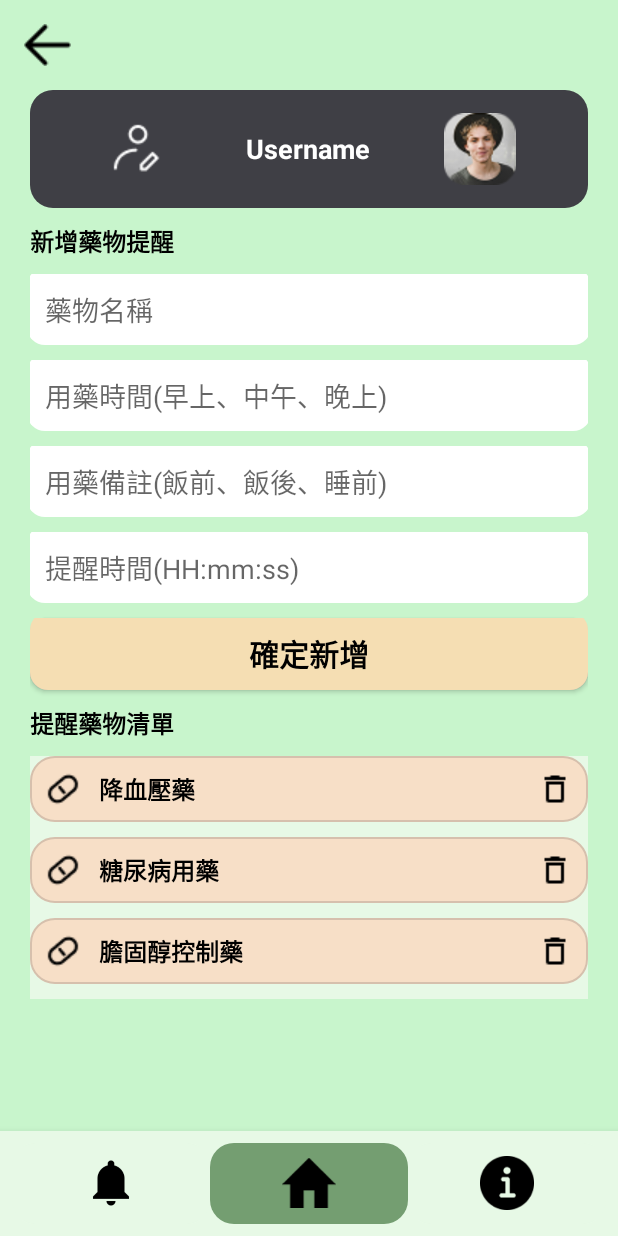
After one commit to AnHengHealthApp/app_AnHnegHealth, an Android app: the MedicationReminderFragment screen opened through its navigation route, on a phone screen of 412 x 824 dp. The commit adds this screen. Run offline under Robolectric (Android 15) with nearby library versions, the phone set to English and light mode, and no system bars; our stand-ins replace navigation-ui.

Commit message:
feat: Medication reminder page
Complete the medication reminder page, including the style of the recyclerview of the medication list below and the toast that will be sent to the user after pressing the add medication button.

```diff
--- a/app/src/main/java/com/example/ahhapp/HomeFragment.java
+++ b/app/src/main/java/com/example/ahhapp/HomeFragment.java
@@ -52,6 +52,13 @@ public class HomeFragment extends Fragment {
             navController.navigate(R.id.nav_ai_chat);
         });
 
+        //用藥提醒按鈕跳轉
+        Button btnMedicationReminder = view.findViewById(R.id.btnMedicationReminder);
+        btnMedicationReminder.setOnClickListener(v-> {
+            NavController navController = Navigation.findNavController(requireActivity(), R.id.nav_host_fragment);
+            navController.navigate(R.id.nav_medication_reminder);
+        });
+
         return view;// 傳回畫面
     }
 }
--- /dev/null
+++ b/app/src/main/java/com/example/ahhapp/MedicationReminderFragment.java
@@ -0,0 +1,70 @@
+package com.example.ahhapp;
+
+import android.os.Bundle;
+import android.view.LayoutInflater;
+import android.view.View;
+import android.view.ViewGroup;
+import android.widget.ImageView;
+import android.widget.LinearLayout;
+import android.widget.Toast;
+import android.widget.Button;
+
+import androidx.annotation.NonNull;
+import androidx.annotation.Nullable;
+import androidx.fragment.app.Fragment;
+import androidx.navigation.Navigation;
+import androidx.recyclerview.widget.LinearLayoutManager;
+import androidx.recyclerview.widget.RecyclerView;
+
+import java.util.ArrayList;
+import java.util.List;
+
+public class MedicationReminderFragment extends Fragment{
+    private RecyclerView recyclerView;
+    private MedicineReminderAdapter adapter;
+    private List<String> medicineList;
+    private LinearLayout etProfile;
+
+
+    // 空建構子
+    public MedicationReminderFragment() {
+
+    }
+
+    @Nullable
+    @Override
+    public View onCreateView(@NonNull LayoutInflater inflater,
+                             @Nullable ViewGroup container,
+                             @Nullable Bundle savedInstanceState) {
+
+        View view = inflater.inflate(R.layout.fragment_medication_reminder, container, false);
+
+        //頭像按鈕邏輯
+        view.findViewById(R.id.etProfile).setOnClickListener(v ->
+                ProfileUtils.showEditProfileDialog(requireContext()));
+
+        //綁定確定新增按鈕
+        Button btnAddMedicine = view.findViewById(R.id.btnAddReminder);
+        btnAddMedicine.setOnClickListener(v -> {
+            Toast.makeText(getContext(), "已新增藥物提醒", Toast.LENGTH_SHORT).show();
+        });
+
+        // 假資料測試
+        medicineList = new ArrayList<>();
+        medicineList.add("降血壓藥");
+        medicineList.add("糖尿病用藥");
+        medicineList.add("膽固醇控制藥");
+
+        // 設定 RecyclerView
+        recyclerView = view.findViewById(R.id.rvReminderList);
+        recyclerView.setLayoutManager(new LinearLayoutManager(getContext()));
+        adapter = new MedicineReminderAdapter(medicineList);
+        recyclerView.setAdapter(adapter);
+
+        // 綁定返回按鈕，點擊時返回上一頁
+        ImageView btnBack = view.findViewById(R.id.btnBack);
+        btnBack.setOnClickListener(v -> Navigation.findNavController(v).popBackStack());
+
+        return view;
+    }
+}
--- /dev/null
+++ b/app/src/main/java/com/example/ahhapp/MedicineReminderAdapter.java
@@ -0,0 +1,66 @@
+package com.example.ahhapp;
+
+import android.view.LayoutInflater;
+import android.view.View;
+import android.view.ViewGroup;
+import android.widget.ImageView;
+import android.widget.TextView;
+
+import androidx.annotation.NonNull;
+import androidx.recyclerview.widget.RecyclerView;
+
+import java.util.List;
+
+// 適配器類別，控制用藥提醒清單的顯示
+public class MedicineReminderAdapter extends RecyclerView.Adapter<MedicineReminderAdapter.ReminderViewHolder> {
+
+    private List<String> reminderList; // 儲存提醒資料（目前先用 String 作為假資料）
+
+    // 建構子：傳入資料
+    public MedicineReminderAdapter(List<String> reminderList) {
+        this.reminderList = reminderList;
+    }
+
+    // 建立 ViewHolder（載入 item_medicine_reminder.xml）
+    @NonNull
+    @Override
+    public ReminderViewHolder onCreateViewHolder(@NonNull ViewGroup parent, int viewType) {
+        View view = LayoutInflater.from(parent.getContext())
+                .inflate(R.layout.item_medicine_reminder, parent, false);
+        return new ReminderViewHolder(view);
+    }
+
+    // 綁定每一筆資料到畫面上
+    @Override
+    public void onBindViewHolder(@NonNull ReminderViewHolder holder, int position) {
+        String medicineName = reminderList.get(position);
+        holder.tvMedicineName.setText(medicineName); // 顯示藥物名稱
+
+        // 刪除按鈕邏輯
+        holder.btnDelete.setOnClickListener(v -> {
+            reminderList.remove(position);
+            notifyItemRemoved(position);
+            notifyItemRangeChanged(position, reminderList.size());
+        });
+    }
+
+    // 回傳項目數量
+    @Override
+    public int getItemCount() {
+        return reminderList.size();
+    }
+
+    // ViewHolder：對應 item 佈局元件
+    public static class ReminderViewHolder extends RecyclerView.ViewHolder {
+        ImageView icPills;       // 左側藥品圖片
+        TextView tvMedicineName;
+        ImageView btnDelete;    // 右側刪除按鈕
+
+        public ReminderViewHolder(@NonNull View itemView) {
+            super(itemView);
+            icPills = itemView.findViewById(R.id.icPills); // 左側圖片
+            tvMedicineName = itemView.findViewById(R.id.tvMedicineName); // 顯示名稱
+            btnDelete = itemView.findViewById(R.id.btnDelete); // 刪除按鈕
+        }
+    }
+}
--- /dev/null
+++ b/app/src/main/res/drawable/reminder_item_bg.xml
@@ -0,0 +1,7 @@
+<shape xmlns:android="http://schemas.android.com/apk/res/android"
+    android:shape="rectangle">
+    <solid android:color="#F7DFC7" /> <!-- 米色背景 -->
+    <corners android:radius="16dp" />
+    <padding android:left="12dp" android:right="12dp" />
+    <stroke android:width="1dp" android:color="#D6C0AD" />
+</shape>
--- /dev/null
+++ b/app/src/main/res/layout/fragment_medication_reminder.xml
@@ -0,0 +1,150 @@
+<?xml version="1.0" encoding="utf-8"?>
+<RelativeLayout xmlns:android="http://schemas.android.com/apk/res/android"
+    android:layout_width="match_parent"
+    android:layout_height="match_parent"
+    android:background="#C8F5CC">
+
+    <!-- 返回按鈕 -->
+    <ImageView
+        android:id="@+id/btnBack"
+        android:layout_width="wrap_content"
+        android:layout_height="wrap_content"
+        android:layout_margin="16dp"
+        android:src="@drawable/ic_back"
+        android:layout_alignParentStart="true"
+        android:layout_alignParentTop="true"/>
+
+    <!-- 頭像區塊 -->
+    <LinearLayout
+        android:id="@+id/etProfile"
+        android:layout_width="match_parent"
+        android:layout_height="wrap_content"
+        android:layout_marginTop="0dp"
+        android:layout_marginStart="20dp"
+        android:layout_marginEnd="20dp"
+        android:layout_marginBottom="10dp"
+        android:layout_below="@id/btnBack"
+        android:orientation="horizontal"
+        android:gravity="center_vertical"
+        android:background="@drawable/home_header_bg"
+        android:padding="15dp">
+
+        <ImageView
+            android:layout_width="0dp"
+            android:layout_height="48dp"
+            android:layout_weight="1"
+            android:src="@drawable/ic_header_edit"
+            android:scaleType="centerInside" />
+
+        <TextView
+            android:id="@+id/tvUsername"
+            android:layout_width="0dp"
+            android:layout_height="wrap_content"
+            android:layout_weight="1"
+            android:text="Username"
+            android:textSize="18sp"
+            android:textColor="#FFFFFF"
+            android:textStyle="bold"
+            android:gravity="center" />
+
+        <ImageView
+            android:id="@+id/ivUserPhoto"
+            android:layout_width="0dp"
+            android:layout_height="48dp"
+            android:layout_weight="1"
+            android:src="@drawable/ic_user_photo"
+            android:scaleType="centerInside" />
+    </LinearLayout>
+
+    <!-- 內容區塊 -->
+    <ScrollView
+        android:layout_width="match_parent"
+        android:layout_height="match_parent"
+        android:layout_below="@id/etProfile"
+        android:layout_marginLeft="20dp"
+        android:layout_marginRight="20dp"
+        android:layout_marginBottom="20dp">
+
+        <LinearLayout
+            android:layout_width="match_parent"
+            android:layout_height="wrap_content"
+            android:orientation="vertical">
+
+            <!-- 提醒輸入欄位 -->
+            <TextView
+                android:layout_width="wrap_content"
+                android:layout_height="wrap_content"
+                android:layout_marginBottom="10dp"
+                android:textColor="@color/black"
+                android:text="新增藥物提醒"
+                android:textSize="16sp"
+                android:textStyle="bold" />
+
+            <EditText
+                android:id="@+id/etMedicineName"
+                android:layout_width="match_parent"
+                android:layout_height="wrap_content"
+                android:hint="藥物名稱"
+                android:background="@drawable/edittext_background"
+                android:padding="10dp"
+                android:layout_marginBottom="10dp" />
+
+            <EditText
+                android:id="@+id/etMedicineTime"
+                android:layout_width="match_parent"
+                android:layout_height="wrap_content"
+                android:hint="用藥時間(早上、中午、晚上)"
+                android:background="@drawable/edittext_background"
+                android:padding="10dp"
+                android:layout_marginBottom="10dp" />
+
+            <EditText
+                android:id="@+id/etMedicineNote"
+                android:layout_width="match_parent"
+                android:layout_height="wrap_content"
+                android:hint="用藥備註(飯前、飯後、睡前)"
+                android:background="@drawable/edittext_background"
+                android:padding="10dp"
+                android:layout_marginBottom="10dp" />
+
+            <EditText
+                android:id="@+id/etReminderTime"
+                android:layout_width="match_parent"
+                android:layout_height="wrap_content"
+                android:hint="提醒時間(HH:mm:ss)"
+                android:background="@drawable/edittext_background"
+                android:padding="10dp"
+                android:layout_marginBottom="10dp" />
+
+            <Button
+                android:id="@+id/btnAddReminder"
+                android:layout_width="match_parent"
+                android:layout_height="wrap_content"
+                android:layout_marginBottom="10dp"
+                android:background="@drawable/login_btn_bg"
+                android:text="確定新增"
+                android:textColor="#000000"
+                android:textSize="20sp"
+                android:textStyle="bold" />
+
+            <!-- 提醒藥物清單 -->
+            <TextView
+                android:layout_width="wrap_content"
+                android:layout_height="wrap_content"
+                android:text="提醒藥物清單"
+                android:textStyle="bold"
+                android:textColor="@color/black"
+                android:textSize="16sp"
+                android:layout_marginBottom="10dp" />
+
+            <androidx.recyclerview.widget.RecyclerView
+                android:id="@+id/rvReminderList"
+                android:layout_width="match_parent"
+                android:layout_height="wrap_content"
+                android:nestedScrollingEnabled="false"
+                android:background="#E7F9E6"
+                android:overScrollMode="never" />
+
+        </LinearLayout>
+    </ScrollView>
+</RelativeLayout>
--- /dev/null
+++ b/app/src/main/res/layout/item_medicine_reminder.xml
@@ -0,0 +1,40 @@
+<?xml version="1.0" encoding="utf-8"?>
+<LinearLayout xmlns:android="http://schemas.android.com/apk/res/android"
+    android:layout_width="match_parent"
+    android:layout_height="wrap_content"
+    android:orientation="horizontal"
+    android:padding="10dp"
+    android:background="@drawable/reminder_item_bg"
+    android:layout_marginBottom="10dp"
+    android:gravity="center_vertical">
+
+    <!-- 藥品圖示 -->
+    <ImageView
+        android:id="@+id/icPills"
+        android:layout_width="24dp"
+        android:layout_height="24dp"
+        android:src="@drawable/ic_pills"
+        android:contentDescription="藥品圖示" />
+
+    <!-- 藥物名稱 -->
+    <TextView
+        android:id="@+id/tvMedicineName"
+        android:layout_width="0dp"
+        android:layout_height="wrap_content"
+        android:layout_weight="1"
+        android:text="藥名 (說明)"
+        android:textSize="16sp"
+        android:textStyle="bold"
+        android:paddingStart="12dp"
+        android:paddingEnd="12dp"
+        android:textColor="#000000" />
+
+    <!-- 刪除按鈕 -->
+    <ImageView
+        android:id="@+id/btnDelete"
+        android:layout_width="24dp"
+        android:layout_height="24dp"
+        android:src="@drawable/ic_delete"
+        android:contentDescription="刪除" />
+
+</LinearLayout>
--- a/app/src/main/res/navigation/nav_graph.xml
+++ b/app/src/main/res/navigation/nav_graph.xml
@@ -48,4 +48,11 @@
         android:name="com.example.ahhapp.AIChatFragment"
         android:label="AI聊天"
         />
+
+    <!--用藥提醒-->
+    <fragment
+        android:id="@+id/nav_medication_reminder"
+        android:name="com.example.ahhapp.MedicationReminderFragment"
+        android:label="用藥提醒"
+        />
 </navigation>
```
Also changed, not shown: app/src/main/res/drawable/ic_delete.png (added), app/src/main/res/drawable/ic_pills.png (added).
